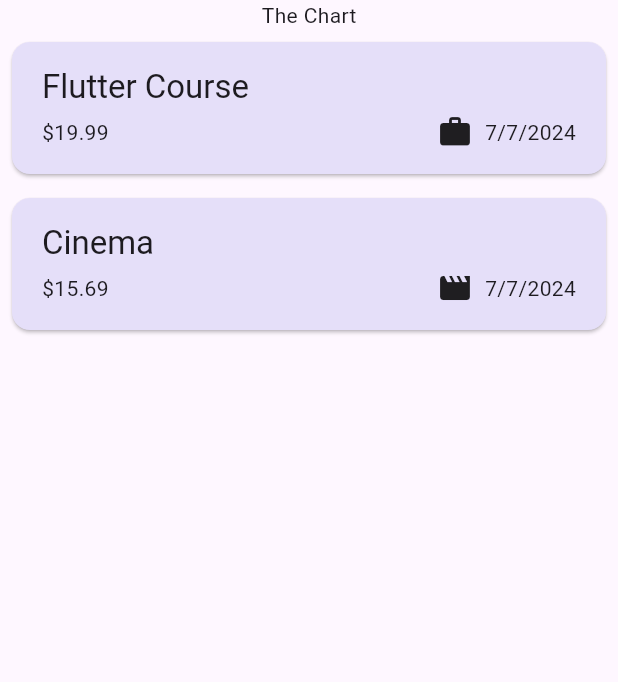
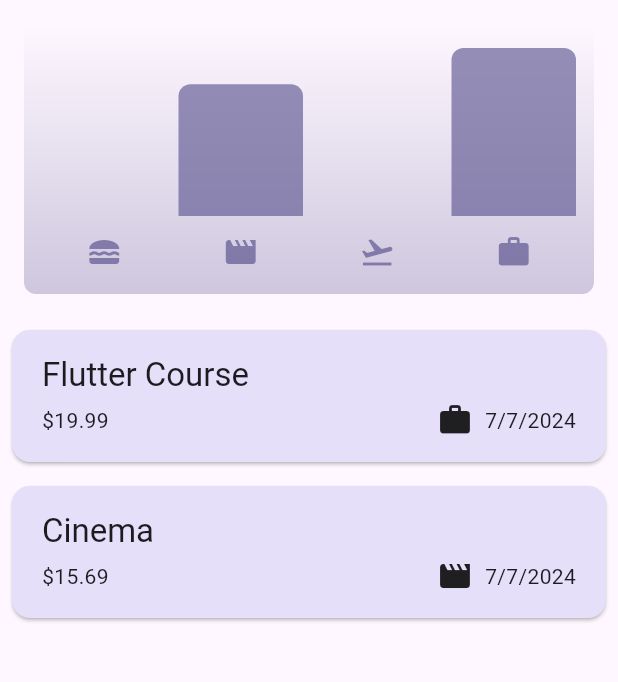
Before and after one commit to ragibShahariar/FlutterExpenseTracker, a Flutter app: the screen it shows after launch, on a phone screen of 412 x 824 dp, the part 84-766 px from its top. Run offline on Flutter 3.47's test engine with Material 3 defaults, Android fonts, the light colour scheme and no system bars.

Commit message:
Basic App developing is done

```diff
--- a/lib/main.dart
+++ b/lib/main.dart
@@ -10,6 +10,7 @@
 void main() {
   runApp(
     MaterialApp(
+      debugShowCheckedModeBanner: false,
       darkTheme: ThemeData.dark().copyWith(
         colorScheme: kDarkColorScheme,
         cardTheme: const CardTheme().copyWith(
--- a/lib/widget/expenses.dart
+++ b/lib/widget/expenses.dart
@@ -1,4 +1,5 @@
 
+import 'package:exptracker/widget/chart/chart.dart';
 import 'package:exptracker/widget/new_expense.dart';
 import 'package:flutter/material.dart';
 import 'package:exptracker/model/expense.dart';
@@ -85,7 +86,7 @@
       ),
       body: Column(
         children: [
-          const Text('The Chart'),
+          Chart(expenses: _registeredExpenses),
           Expanded(child: mainContent),
         ],
       ),
```
